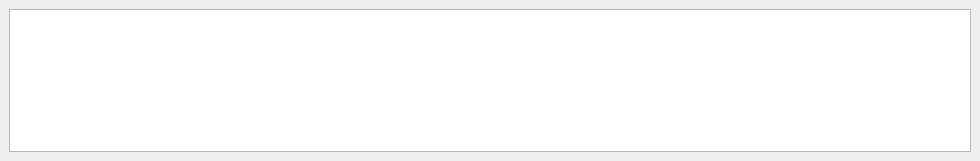
timbaker/ceed, file ceed/ui/editors/animation_list/TimelineDockWidget.ui: the form before one commit.
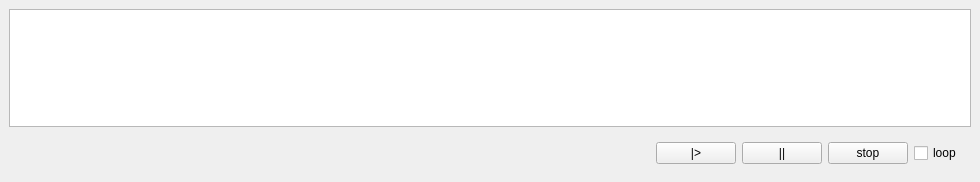
The form after the commit.

Commit message: Added missing OxygenIcons COPYING file

Diff of the .ui file:
```diff
--- a/ceed/ui/editors/animation_list/TimelineDockWidget.ui
+++ b/ceed/ui/editors/animation_list/TimelineDockWidget.ui
@@ -10,7 +10,7 @@
     <x>0</x>
     <y>0</y>
     <width>980</width>
-    <height>161</height>
+    <height>182</height>
    </rect>
   </property>
   <property name="windowTitle">
@@ -31,6 +31,53 @@
       </property>
      </widget>
     </item>
+    <item>
+     <widget class="QWidget" name="widget" native="true">
+      <layout class="QHBoxLayout" name="horizontalLayout">
+       <item>
+        <spacer name="horizontalSpacer">
+         <property name="orientation">
+          <enum>Qt::Horizontal</enum>
+         </property>
+         <property name="sizeHint" stdset="0">
+          <size>
+           <width>40</width>
+           <height>20</height>
+          </size>
+         </property>
+        </spacer>
+       </item>
+       <item>
+        <widget class="QPushButton" name="pushButton">
+         <property name="text">
+          <string>|&gt;</string>
+         </property>
+        </widget>
+       </item>
+       <item>
+        <widget class="QPushButton" name="pushButton_2">
+         <property name="text">
+          <string>||</string>
+         </property>
+        </widget>
+       </item>
+       <item>
+        <widget class="QPushButton" name="pushButton_3">
+         <property name="text">
+          <string>stop</string>
+         </property>
+        </widget>
+       </item>
+       <item>
+        <widget class="QCheckBox" name="checkBox">
+         <property name="text">
+          <string>loop</string>
+         </property>
+        </widget>
+       </item>
+      </layout>
+     </widget>
+    </item>
    </layout>
   </widget>
  </widget>
```
The commit also changes 1 other file.
